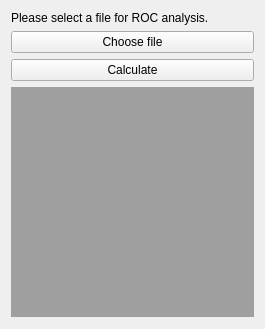
m2aia/m2aia, file Plugins/org.mitk.biomarker.roc/src/internal/BiomarkerRocControls.ui: the form before one commit.
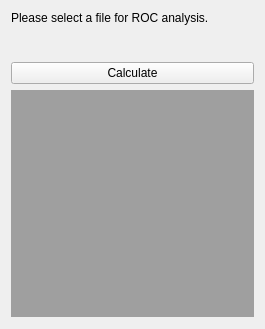
The form after the commit. Custom widgets are drawn as their Qt base class.

Commit message: corrections: LICENSE headers at start of my files include corrections dependencies also corrected the placement of the QmitkSingleNodeSelectionWidget since last commit threw away one unnecessary button in my view (open file is now handeled by the  Qmitk Widget)

Patch:
```diff
--- a/Plugins/org.mitk.biomarker.roc/src/internal/BiomarkerRocControls.ui
+++ b/Plugins/org.mitk.biomarker.roc/src/internal/BiomarkerRocControls.ui
@@ -28,16 +28,22 @@
     </widget>
    </item>
    <item>
-    <widget class="QPushButton" name="FileChooseButton">
+    <widget class="QmitkSingleNodeSelectionWidget" name="selectImage" native="true">
+     <property name="enabled">
+      <bool>true</bool>
+     </property>
+     <property name="minimumSize">
+      <size>
+       <width>0</width>
+       <height>25</height>
+      </size>
+     </property>
      <property name="maximumSize">
       <size>
        <width>247</width>
        <height>25</height>
       </size>
      </property>
-     <property name="text">
-      <string>Choose file</string>
-     </property>
     </widget>
    </item>
    <item>
@@ -82,6 +88,14 @@
   </layout>
  </widget>
  <layoutdefault spacing="6" margin="11"/>
+ <customwidgets>
+  <customwidget>
+   <class>QmitkSingleNodeSelectionWidget</class>
+   <extends>QWidget</extends>
+   <header location="global">QmitkSingleNodeSelectionWidget.h</header>
+   <container>1</container>
+  </customwidget>
+ </customwidgets>
  <resources/>
  <connections/>
 </ui>
```
Left out of the diff: 6 changed lines with no effect on the pictures. The commit also changes 8 other files.
